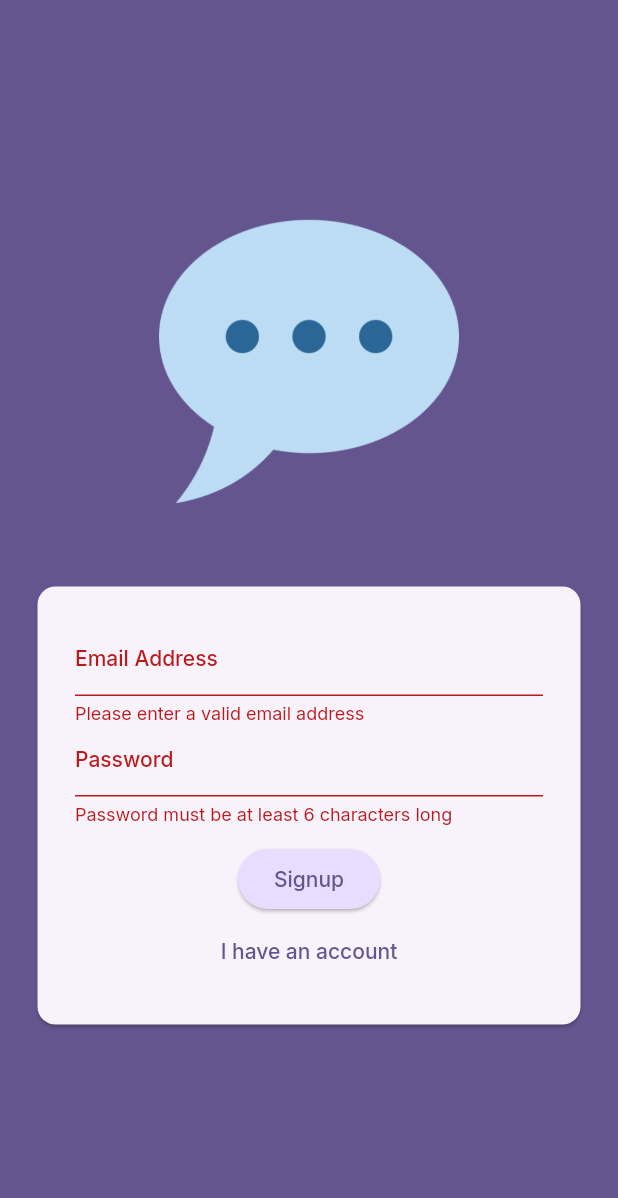
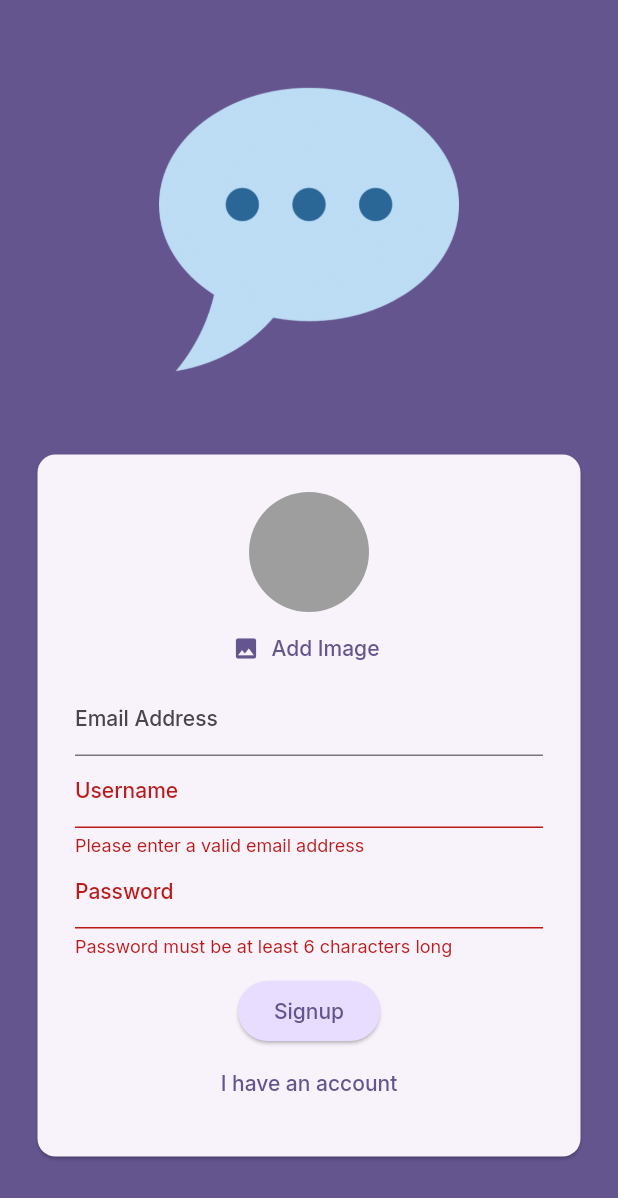
Before and after one commit to wadpas/users_chat_flutter, a Flutter app: the screen it shows after launch, after a tap on "Login", after a tap on "Create an account", on a phone screen of 412 x 824 dp. Shown: the top 1198 px of the screen. Run offline on Flutter 3.47's test engine with Material 2 defaults, Android fonts, the phone set to English and light mode, and no system bars; our stand-ins replace cloud_firestore, firebase_auth, firebase_core, firebase_storage, google_fonts, image_picker; accounts and stored records are empty.

Commit message:
added save user data

```diff
--- a/lib/screens/auth.dart
+++ b/lib/screens/auth.dart
@@ -1,5 +1,10 @@
+import 'dart:io';
+
+import 'package:cloud_firestore/cloud_firestore.dart';
 import 'package:firebase_auth/firebase_auth.dart';
+import 'package:firebase_storage/firebase_storage.dart';
 import 'package:flutter/material.dart';
+import 'package:users_chat_flutter/widgets/user_image_picker.dart';
 
 final _firebase = FirebaseAuth.instance;
 
@@ -15,16 +20,23 @@
   var _isLogin = true;
   var _enteredEmail = '';
   var _enteredPassword = '';
+  var _enteredUsername = '';
+  File? _selectedImage;
+  var _isAuthenticating = false;
 
   void _submit() async {
     final bool isValid = _form.currentState!.validate();
 
-    if (!isValid) {
+    if (!isValid || !_isLogin && _selectedImage == null) {
       return;
     }
+
     _form.currentState!.save();
 
     try {
+      setState(() {
+        _isAuthenticating = true;
+      });
       if (_isLogin) {
         final userCredential = await _firebase.signInWithEmailAndPassword(
           email: _enteredEmail,
@@ -35,6 +47,23 @@
           email: _enteredEmail,
           password: _enteredPassword,
         );
+
+        final storageRef = FirebaseStorage.instance
+            .ref()
+            .child('user_images')
+            .child('${userCredential.user!.uid}.jpg');
+
+        await storageRef.putFile(_selectedImage!);
+        final imageUrl = await storageRef.getDownloadURL();
+
+        await FirebaseFirestore.instance
+            .collection('users')
+            .doc(userCredential.user!.uid)
+            .set({
+          'username': _enteredUsername,
+          'email': _enteredEmail,
+          'image_url': imageUrl,
+        });
       }
     } on FirebaseAuthException catch (error) {
       if (error.code == 'email-already-in-use:') {}
@@ -44,6 +73,9 @@
           content: Text(error.message ?? 'Authentication failed'),
         ),
       );
+      setState(() {
+        _isAuthenticating = false;
+      });
     }
   }
 
@@ -71,6 +103,12 @@
                       child: Column(
                         mainAxisSize: MainAxisSize.min,
                         children: [
+                          if (!_isLogin)
+                            UserImagePicker(
+                              onPickImage: (pickedImage) {
+                                _selectedImage = pickedImage;
+                              },
+                            ),
                           TextFormField(
                             decoration: const InputDecoration(
                               labelText: 'Email Address',
@@ -90,6 +128,23 @@
                               _enteredEmail = value!;
                             },
                           ),
+                          if (!_isLogin)
+                            TextFormField(
+                              decoration:
+                                  const InputDecoration(labelText: 'Username'),
+                              enableSuggestions: false,
+                              validator: (value) {
+                                if (value == null ||
+                                    value.trim().isEmpty ||
+                                    value.trim().length < 4) {
+                                  return 'Enter a valid username';
+                                }
+                                return null;
+                              },
+                              onSaved: (value) {
+                                _enteredUsername = value!;
+                              },
+                            ),
                           TextFormField(
                             decoration: const InputDecoration(
                               labelText: 'Password',
@@ -106,6 +161,9 @@
                             },
                           ),
                           const SizedBox(height: 12),
+                          if (_isAuthenticating)
+                            const CircularProgressIndicator(),
+                          if (!_isAuthenticating)
                             ElevatedButton(
                               onPressed: _submit,
                               style: ElevatedButton.styleFrom(
@@ -114,6 +172,7 @@
                                       .primaryContainer),
                               child: Text(_isLogin ? 'Login' : 'Signup'),
                             ),
+                          if (!_isAuthenticating)
                             TextButton(
                               onPressed: () {
                                 setState(() {
--- /dev/null
+++ b/lib/widgets/user_image_picker.dart
@@ -0,0 +1,59 @@
+import 'dart:io';
+
+import 'package:flutter/material.dart';
+import 'package:image_picker/image_picker.dart';
+
+class UserImagePicker extends StatefulWidget {
+  const UserImagePicker({super.key, required this.onPickImage});
+
+  final void Function(File pickedImage) onPickImage;
+
+  @override
+  State<UserImagePicker> createState() => _UserImagePickerState();
+}
+
+class _UserImagePickerState extends State<UserImagePicker> {
+  File? _pickedImageFile;
+
+  void _pickImage() async {
+    final pickedImage = await ImagePicker().pickImage(
+      source: ImageSource.camera,
+      imageQuality: 50,
+      maxWidth: 150,
+    );
+
+    if (pickedImage == null) {
+      return;
+    }
+
+    setState(() {
+      _pickedImageFile = File(pickedImage.path);
+    });
+
+    widget.onPickImage(_pickedImageFile!);
+  }
+
+  @override
+  Widget build(BuildContext context) {
+    return Column(
+      children: [
+        CircleAvatar(
+          radius: 40,
+          backgroundColor: Colors.grey,
+          foregroundImage:
+              _pickedImageFile != null ? FileImage(_pickedImageFile!) : null,
+        ),
+        TextButton.icon(
+          onPressed: _pickImage,
+          icon: const Icon(Icons.image),
+          label: Text(
+            'Add Image',
+            style: TextStyle(
+              color: Theme.of(context).colorScheme.primary,
+            ),
+          ),
+        )
+      ],
+    );
+  }
+}
--- a/pubspec.yaml
+++ b/pubspec.yaml
@@ -37,6 +37,9 @@
   google_fonts: ^5.1.0
   firebase_core: ^2.15.1
   firebase_auth: ^4.8.0
+  firebase_storage: ^11.2.6
+  image_picker: ^1.0.2
+  cloud_firestore: ^4.9.0
 
 dev_dependencies:
   flutter_test:
```
Also changed, not shown: pubspec.lock, 1 other file. Lines whose indentation alone changed are shown as unchanged.
